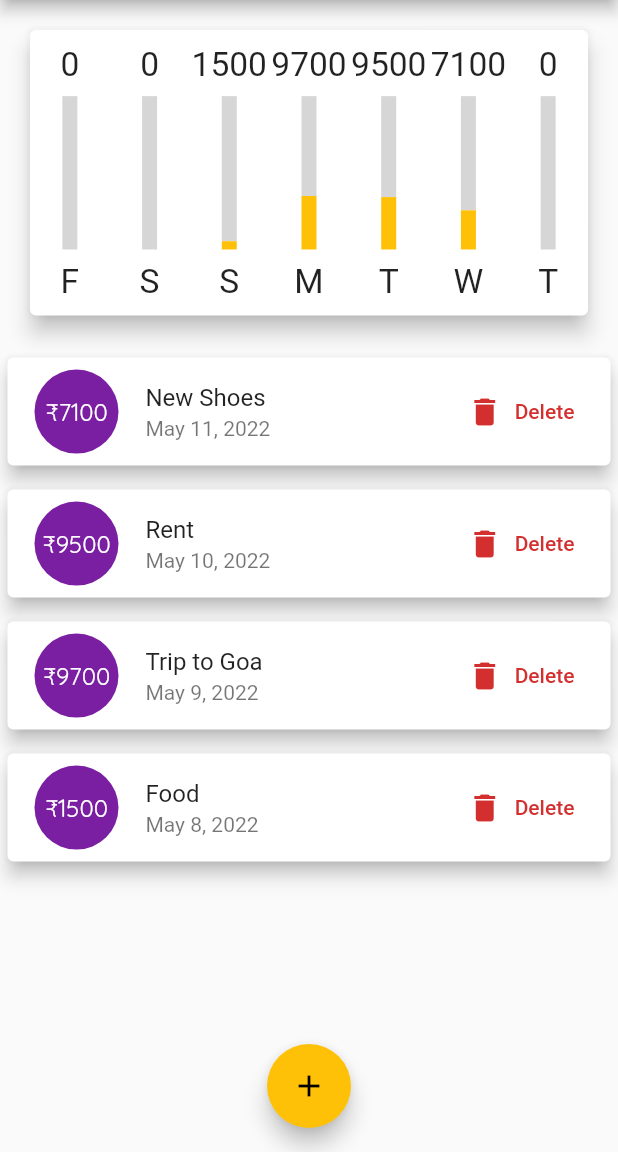
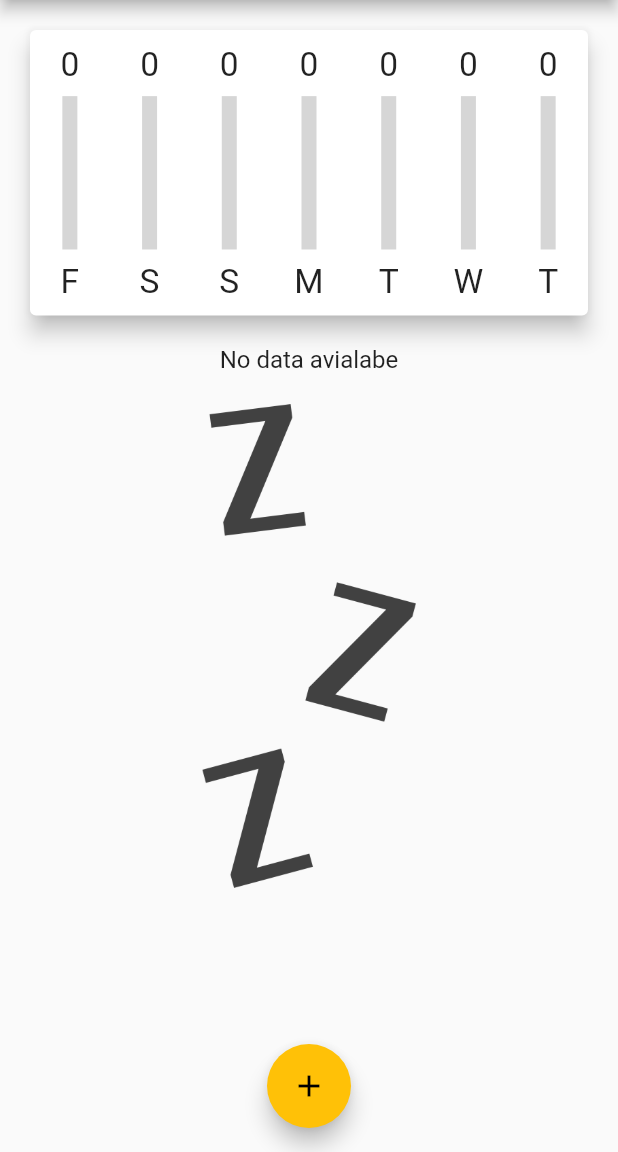
Before and after one commit to SuhelMakkad/expense-tracker-flutter-app, a Flutter app: the screen it shows after launch, on a phone screen of 412 x 824 dp, the part 84-1236 px from its top. Run offline on Flutter 3.47's test engine with Material 2 defaults, Android fonts, the phone set to English and light mode, and no system bars.

Commit message:
removed test data

```diff
--- a/lib/main.dart
+++ b/lib/main.dart
@@ -51,26 +51,26 @@ class _MyHomePageState extends State<MyHomePage> {
   final isIOS = Platform.isIOS;
 
   final List<Transaction> _userTransaction = [
-    Transaction(
-        id: "t1",
-        title: "New Shoes",
-        amount: 7100,
-        date: DateTime.now().subtract(Duration(days: 1))),
-    Transaction(
-        id: "t4",
-        title: "Rent",
-        amount: 9500,
-        date: DateTime.now().subtract(Duration(days: 2))),
-    Transaction(
-        id: "t3",
-        title: "Trip to Goa",
-        amount: 9700,
-        date: DateTime.now().subtract(Duration(days: 3))),
-    Transaction(
-        id: "t4",
-        title: "Food",
-        amount: 1500,
-        date: DateTime.now().subtract(Duration(days: 4))),
+    // Transaction(
+    //     id: "t1",
+    //     title: "New Shoes",
+    //     amount: 7100,
+    //     date: DateTime.now().subtract(Duration(days: 1))),
+    // Transaction(
+    //     id: "t4",
+    //     title: "Rent",
+    //     amount: 9500,
+    //     date: DateTime.now().subtract(Duration(days: 2))),
+    // Transaction(
+    //     id: "t3",
+    //     title: "Trip to Goa",
+    //     amount: 9700,
+    //     date: DateTime.now().subtract(Duration(days: 3))),
+    // Transaction(
+    //     id: "t4",
+    //     title: "Food",
+    //     amount: 1500,
+    //     date: DateTime.now().subtract(Duration(days: 4))),
   ];
 
   bool _showChart = false;
```
